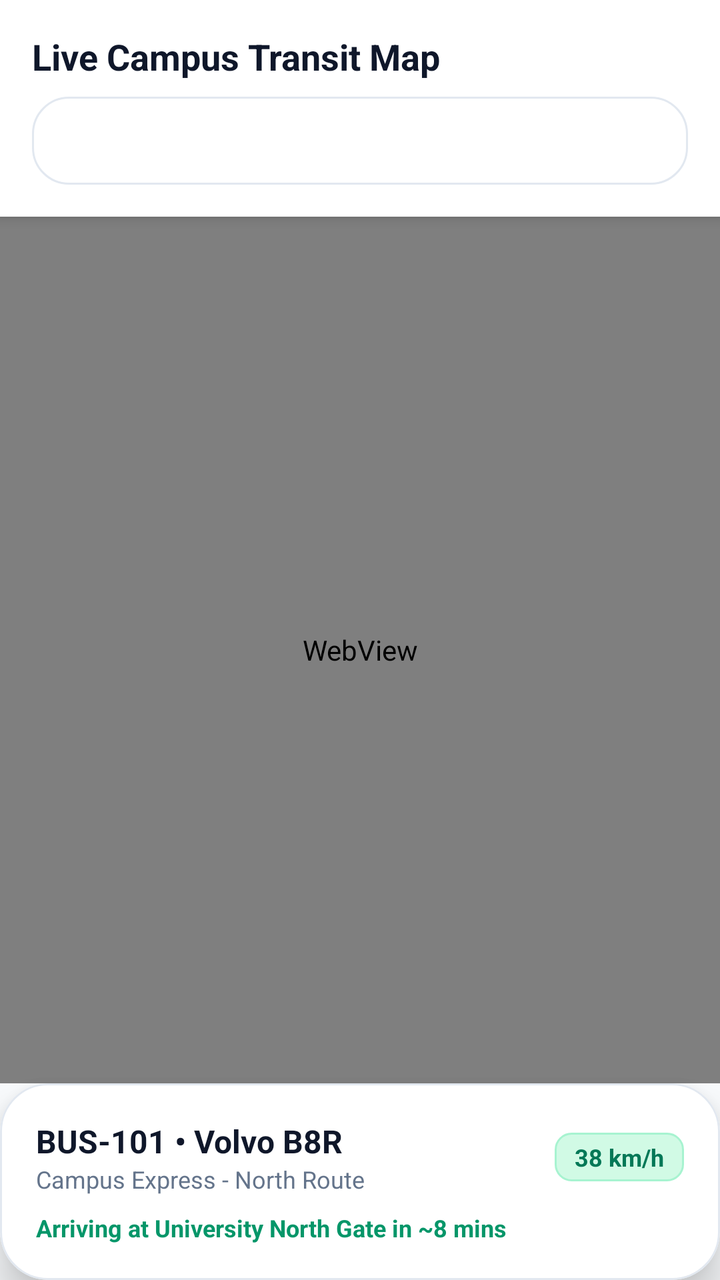
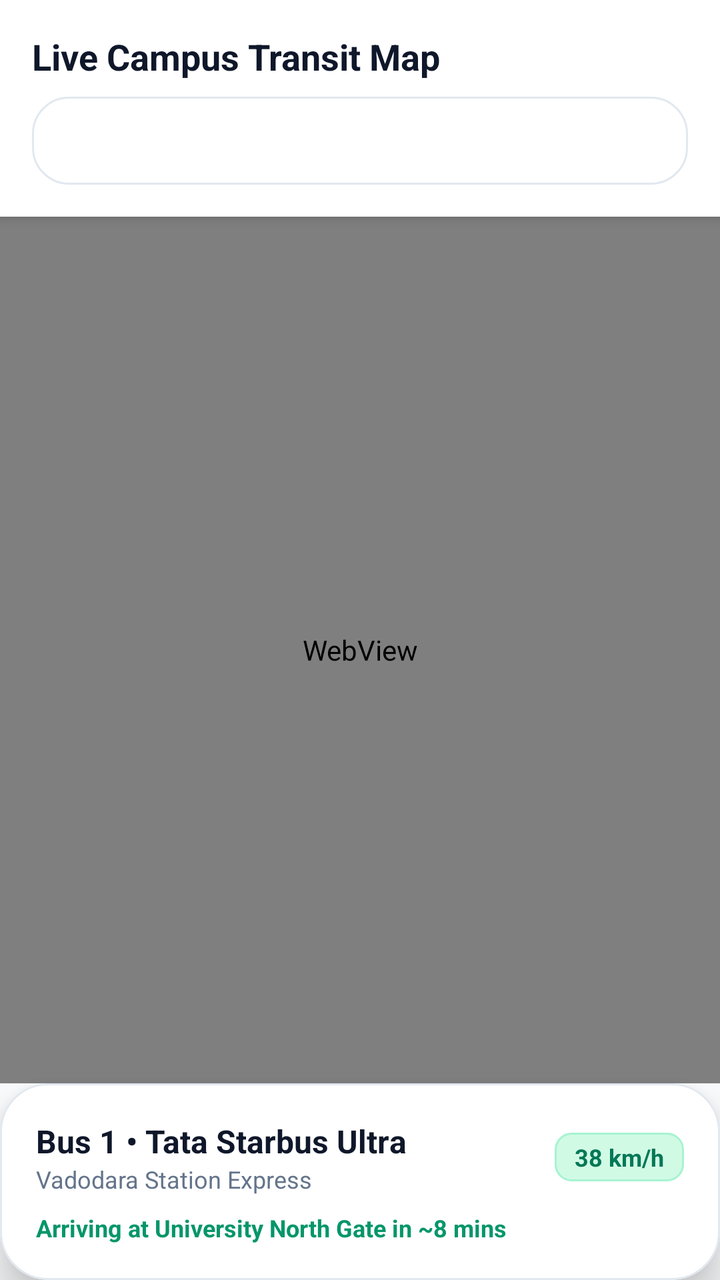

The first picture is an Android layout as it rendered before a commit; the second is the same layout after the commit. The layout source and the unified diff follow.
<!-- AndroidManifest.xml: application theme Theme.UniTrack -->
<!-- res/layout/fragment_student_live_bus.xml -->
<?xml version="1.0" encoding="utf-8"?>
<androidx.constraintlayout.widget.ConstraintLayout xmlns:android="http://schemas.android.com/apk/res/android"
    xmlns:app="http://schemas.android.com/apk/res-auto"
    android:layout_width="match_parent"
    android:layout_height="match_parent"
    android:background="@color/background">

    
    <LinearLayout
        android:id="@+id/topBar"
        android:layout_width="match_parent"
        android:layout_height="wrap_content"
        android:background="@color/white"
        android:elevation="4dp"
        android:orientation="vertical"
        android:padding="16dp"
        app:layout_constraintTop_toTopOf="parent">

        <TextView
            android:layout_width="wrap_content"
            android:layout_height="wrap_content"
            android:text="Live Campus Transit Map"
            android:textColor="@color/text_primary"
            android:textSize="18sp"
            android:textStyle="bold" />

        <Spinner
            android:id="@+id/spActiveBusSelect"
            android:layout_width="match_parent"
            android:layout_height="44dp"
            android:layout_marginTop="8dp"
            android:background="@drawable/bg_card_rounded" />
    </LinearLayout>

    
    <FrameLayout
        android:id="@+id/mapFragmentContainer"
        android:layout_width="match_parent"
        android:layout_height="0dp"
        app:layout_constraintBottom_toTopOf="@id/cardBusDetail"
        app:layout_constraintTop_toBottomOf="@id/topBar">

        <WebView
            android:id="@+id/mapWebView"
            android:layout_width="match_parent"
            android:layout_height="match_parent" />

        <LinearLayout
            android:id="@+id/telemetryFallback"
            android:layout_width="match_parent"
            android:layout_height="match_parent"
            android:background="#E2E8F0"
            android:gravity="center"
            android:orientation="vertical"
            android:padding="20dp"
            android:visibility="gone">

            <ImageView
                android:layout_width="48dp"
                android:layout_height="48dp"
                android:src="@android:drawable/ic_menu_compass"
                app:tint="@color/primary" />

            <TextView
                android:id="@+id/tvLiveCoords"
                android:layout_width="wrap_content"
                android:layout_height="wrap_content"
                android:layout_marginTop="8dp"
                android:fontFamily="monospace"
                android:text="22.2887° N, 73.3634° E"
                android:textColor="@color/text_primary"
                android:textSize="14sp"
                android:textStyle="bold" />

            <TextView
                android:id="@+id/tvLiveTelemetrySpeed"
                android:layout_width="wrap_content"
                android:layout_height="wrap_content"
                android:layout_marginTop="4dp"
                android:text="Status: Buses Stationed at Campus Depot"
                android:textColor="@color/primary"
                android:textSize="12sp"
                android:textStyle="bold" />
        </LinearLayout>
    </FrameLayout>

    
    <com.google.android.material.card.MaterialCardView
        android:id="@+id/cardBusDetail"
        style="@style/Widget.UniTrack.Card"
        android:layout_width="match_parent"
        android:layout_height="wrap_content"
        app:cardCornerRadius="24dp"
        app:cardElevation="12dp"
        app:layout_constraintBottom_toBottomOf="parent">

        <LinearLayout
            android:layout_width="match_parent"
            android:layout_height="wrap_content"
            android:orientation="vertical"
            android:padding="18dp">

            <LinearLayout
                android:layout_width="match_parent"
                android:layout_height="wrap_content"
                android:gravity="center_vertical"
                android:orientation="horizontal">

                <LinearLayout
                    android:layout_width="0dp"
                    android:layout_height="wrap_content"
                    android:layout_weight="1"
                    android:orientation="vertical">

                    <TextView
                        android:id="@+id/tvSelectedBusNumber"
                        android:layout_width="wrap_content"
                        android:layout_height="wrap_content"
                        android:text="BUS-101 • Volvo B8R"
                        android:textColor="@color/text_primary"
                        android:textSize="16sp"
                        android:textStyle="bold" />

                    <TextView
                        android:id="@+id/tvSelectedBusRoute"
                        android:layout_width="wrap_content"
                        android:layout_height="wrap_content"
                        android:text="Campus Express - North Route"
                        android:textColor="@color/text_secondary"
                        android:textSize="12sp" />
                </LinearLayout>

                <TextView
                    android:id="@+id/tvLiveSpeedBadge"
                    android:layout_width="wrap_content"
                    android:layout_height="wrap_content"
                    android:background="@drawable/bg_badge_emerald"
                    android:paddingStart="10dp"
                    android:paddingTop="4dp"
                    android:paddingEnd="10dp"
                    android:paddingBottom="4dp"
                    android:text="38 km/h"
                    android:textColor="@color/primary_dark"
                    android:textSize="12sp"
                    android:textStyle="bold" />
            </LinearLayout>

            <TextView
                android:id="@+id/tvEtaNextStop"
                android:layout_width="wrap_content"
                android:layout_height="wrap_content"
                android:layout_marginTop="8dp"
                android:text="Arriving at University North Gate in ~8 mins"
                android:textColor="@color/primary"
                android:textSize="12sp"
                android:textStyle="bold" />

        </LinearLayout>
    </com.google.android.material.card.MaterialCardView>

</androidx.constraintlayout.widget.ConstraintLayout>
<!-- resources referenced by this layout -->
<resources>
  <color name="background">#F8FAFC</color>
  <color name="primary">#059669</color>
  <color name="primary_dark">#047857</color>
  <color name="text_primary">#0F172A</color>
  <color name="text_secondary">#64748B</color>
  <color name="white">#FFFFFF</color>
  <!-- drawable bg_badge_emerald (drawable) -->
  <?xml version="1.0" encoding="utf-8"?>
  <shape xmlns:android="http://schemas.android.com/apk/res/android"
      android:shape="rectangle">
      <corners android:radius="8dp" />
      <solid android:color="#D1FAE5" />
      <stroke android:width="1dp" android:color="#A7F3D0" />
  </shape>
  <!-- drawable bg_card_rounded (drawable) -->
  <?xml version="1.0" encoding="utf-8"?>
  <shape xmlns:android="http://schemas.android.com/apk/res/android"
      android:shape="rectangle">
      <corners android:radius="18dp" />
      <solid android:color="#FFFFFF" />
      <stroke android:width="1dp" android:color="#E2E8F0" />
  </shape>
  <style name="Widget.UniTrack.Card" parent="Widget.MaterialComponents.CardView">
          <item name="cardCornerRadius">20dp</item>
          <item name="cardElevation">2dp</item>
          <item name="cardBackgroundColor">@color/card_background</item>
          <item name="strokeColor">@color/border</item>
          <item name="strokeWidth">1dp</item>
      </style>
  <style name="Theme.UniTrack" parent="Theme.MaterialComponents.DayNight.NoActionBar">
          
          <item name="colorPrimary">@color/primary</item>
          <item name="colorPrimaryVariant">@color/primary_dark</item>
          <item name="colorOnPrimary">@color/pure_white</item>
          
          <item name="colorSecondary">@color/secondary</item>
          <item name="colorSecondaryVariant">@color/secondary_light</item>
          <item name="colorOnSecondary">@color/pure_white</item>
          
          <item name="android:statusBarColor">@color/surface</item>
          <item name="android:windowLightStatusBar">true</item>
          <item name="android:windowBackground">@color/background</item>
          <item name="colorSurface">@color/surface</item>
          <item name="colorOnSurface">@color/text_primary</item>
  
          
          <item name="android:textColor">@color/text_primary</item>
          <item name="android:textColorPrimary">@color/text_primary</item>
          <item name="android:textColorSecondary">@color/text_secondary</item>
          <item name="android:textColorHint">@color/input_hint</item>
          <item name="android:editTextColor">@color/input_text</item>
  
          
          <item name="textInputStyle">@style/Widget.UniTrack.TextInputLayout</item>
          <item name="editTextStyle">@style/Widget.UniTrack.EditText</item>
      </style>
  <color name="card_background">#FFFFFF</color>
  <color name="border">#E2E8F0</color>
  <color name="pure_white">#FFFFFF</color>
  <color name="secondary">#0F172A</color>
  <color name="secondary_light">#1E293B</color>
  <color name="surface">#FFFFFF</color>
  <color name="input_hint">#64748B</color>
  <color name="input_text">#0F172A</color>
  <style name="Widget.UniTrack.TextInputLayout" parent="Widget.MaterialComponents.TextInputLayout.OutlinedBox">
          <item name="boxStrokeColor">@color/primary</item>
          <item name="hintTextColor">@color/primary</item>
          <item name="android:textColorHint">@color/input_hint</item>
          <item name="boxBackgroundColor">@color/input_background</item>
          <item name="boxCornerRadiusTopStart">12dp</item>
          <item name="boxCornerRadiusTopEnd">12dp</item>
          <item name="boxCornerRadiusBottomStart">12dp</item>
          <item name="boxCornerRadiusBottomEnd">12dp</item>
      </style>
  <style name="Widget.UniTrack.EditText" parent="Widget.MaterialComponents.TextInputEditText.OutlinedBox">
          <item name="android:textColor">@color/input_text</item>
          <item name="android:textColorHint">@color/input_hint</item>
          <item name="android:textSize">14sp</item>
      </style>
  <color name="input_background">#FFFFFF</color>
</resources>

<!-- the commit's change to res/layout/fragment_student_live_bus.xml (unified diff, before → after) -->
@@ -116,7 +116,7 @@
                         android:id="@+id/tvSelectedBusNumber"
                         android:layout_width="wrap_content"
                         android:layout_height="wrap_content"
-                        android:text="BUS-101 • Volvo B8R"
+                        android:text="Bus 1 • Tata Starbus Ultra"
                         android:textColor="@color/text_primary"
                         android:textSize="16sp"
                         android:textStyle="bold" />
@@ -125,7 +125,7 @@
                         android:id="@+id/tvSelectedBusRoute"
                         android:layout_width="wrap_content"
                         android:layout_height="wrap_content"
-                        android:text="Campus Express - North Route"
+                        android:text="Vadodara Station Express"
                         android:textColor="@color/text_secondary"
                         android:textSize="12sp" />
                 </LinearLayout>
